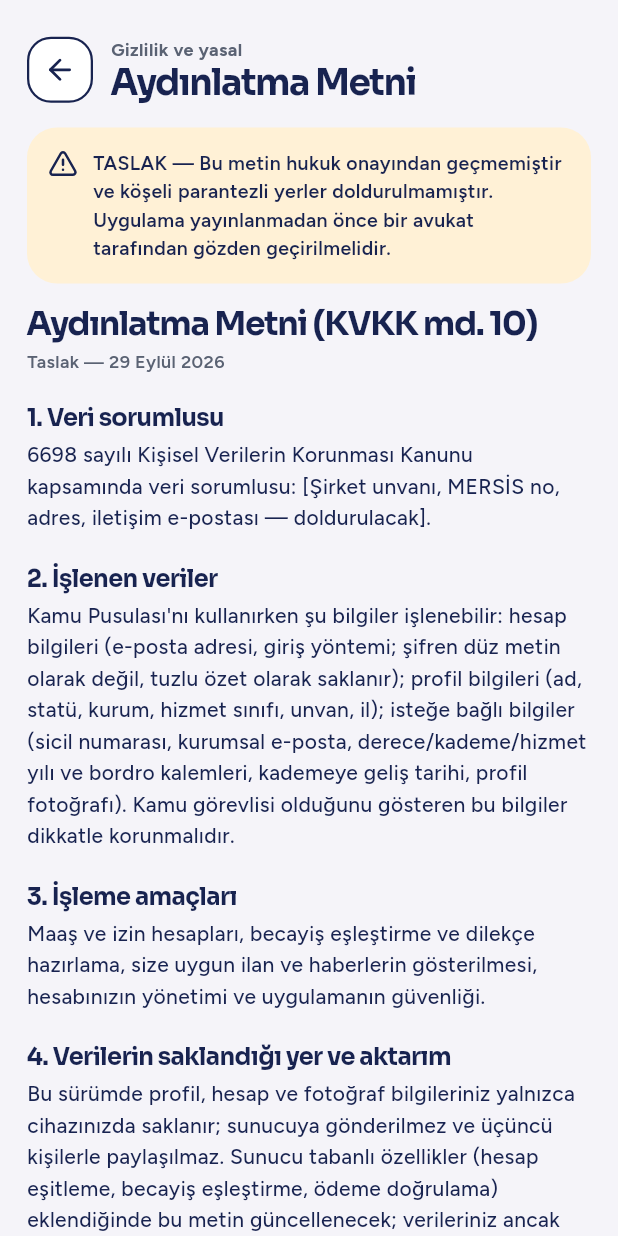
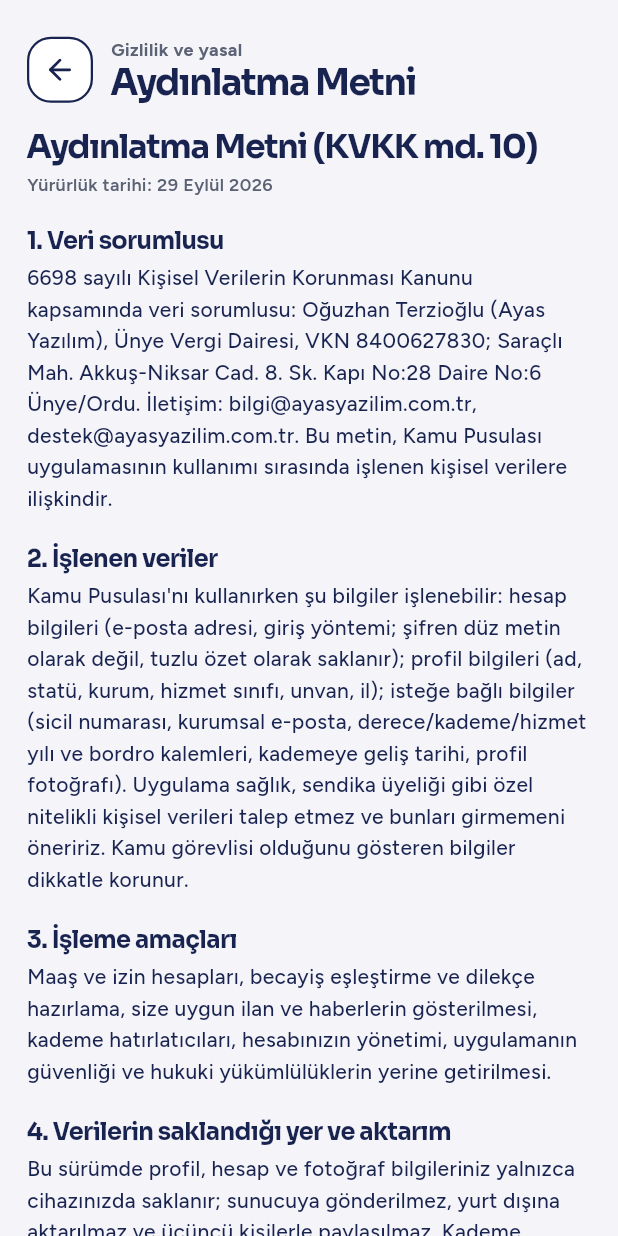
Before and after one commit to oguzhanterzioglu00/claudeproje, a Flutter app: the YasalSayfasi screen opened directly, on a phone screen of 412 x 824 dp. Run offline on Flutter 3.47's test engine with Material 3 defaults, Android fonts, the phone set to English and light mode, and no system bars; our stand-ins replace flutter_local_notifications, image_picker, lucide_icons_flutter, shared_preferences, timezone; accounts and stored records are empty.

Commit message:
Yasal metinler: veri sorumlusu bilgileri ve eksik bölümler dolduruldu
Co-Authored-By: Claude Sonnet 5.5 <noreply@anthropic.com>
Claude-Session: https://claude.ai/code/session_01UKT5aigMj3Davas95ea2A5

```diff
--- a/lib/features/ayarlar/yasal_metinler.dart
+++ b/lib/features/ayarlar/yasal_metinler.dart
@@ -1,5 +1,6 @@
-/// Yasal metin taslakları. **Hukukçu onayından geçmeden yayınlanmamalıdır**: köşeli parantezli
-/// yerler doldurulmalı, metin gerçek veri akışına göre gözden geçirilmelidir.
+/// Yasal metinler (aydınlatma metni, kullanım koşulları). Veri sorumlusu bilgileri
+/// https://www.ayasyazilim.com.tr adresindeki KVKK sayfalarından alınmıştır. Uygulamanın veri akışı
+/// değiştiğinde (sunucu, ödeme, analitik) bu metinler de güncellenmelidir.
 class YasalBolum {
   const YasalBolum(this.baslik, this.metin);
 
@@ -13,70 +14,91 @@ class YasalMetin {
   final String baslik;
   final List<YasalBolum> bolumler;
 
-  /// Taslağın hazırlandığı tarih (gösterilir).
+  /// Son güncelleme tarihi (gösterilir).
   final String guncelleme;
 
-  /// Taslakta doldurulması gereken köşeli parantezli yer tutucuların sayısı.
+  /// Doldurulmamış köşeli parantezli yer tutucuların sayısı (yayında sıfır olmalıdır).
   int get doldurulacakYerSayisi => RegExp(r'\[[^\]]+\]').allMatches(bolumler.map((b) => b.metin).join(' ')).length;
 }
 
 abstract final class YasalMetinler {
+  /// Yalnızca yer tutucu içeren bir metin gösterilirse ([YasalSayfasi.taslak]) kullanılan uyarı.
   static const taslakUyarisi =
       'TASLAK — Bu metin hukuk onayından geçmemiştir ve köşeli parantezli yerler doldurulmamıştır. '
       'Uygulama yayınlanmadan önce bir avukat tarafından gözden geçirilmelidir.';
 
+  /// Veri sorumlusu / hizmet sağlayıcı bilgisi (iki metinde ortak).
+  static const sirketBilgisi =
+      'Oğuzhan Terzioğlu (Ayas Yazılım), Ünye Vergi Dairesi, VKN 8400627830; '
+      'Saraçlı Mah. Akkuş-Niksar Cad. 8. Sk. Kapı No:28 Daire No:6 Ünye/Ordu.';
+
+  static const _iletisim =
+      'E-posta: bilgi@ayasyazilim.com.tr (konu: "KVKK İlgili Kişi Başvurusu"); '
+      'KEP: oguzhan.terzioglu.0@hs01.kep.tr; ya da yukarıdaki adrese yazılı olarak.';
+
   static const aydinlatma = YasalMetin(
     baslik: 'Aydınlatma Metni (KVKK md. 10)',
-    guncelleme: 'Taslak — 29 Eylül 2026',
+    guncelleme: 'Yürürlük tarihi: 29 Eylül 2026',
     bolumler: [
       YasalBolum(
         'Veri sorumlusu',
-        '6698 sayılı Kişisel Verilerin Korunması Kanunu kapsamında veri sorumlusu: [Şirket unvanı, MERSİS no, adres, '
-            'iletişim e-postası — doldurulacak].',
+        '6698 sayılı Kişisel Verilerin Korunması Kanunu kapsamında veri sorumlusu: $sirketBilgisi '
+            'İletişim: bilgi@ayasyazilim.com.tr, destek@ayasyazilim.com.tr. Bu metin, Kamu Pusulası uygulamasının '
+            'kullanımı sırasında işlenen kişisel verilere ilişkindir.',
       ),
       YasalBolum(
         'İşlenen veriler',
         'Kamu Pusulası\'nı kullanırken şu bilgiler işlenebilir: hesap bilgileri (e-posta adresi, giriş yöntemi; şifren '
             'düz metin olarak değil, tuzlu özet olarak saklanır); profil bilgileri (ad, statü, kurum, hizmet sınıfı, unvan, il); '
             'isteğe bağlı bilgiler (sicil numarası, kurumsal e-posta, derece/kademe/hizmet yılı ve bordro kalemleri, kademeye geliş tarihi, profil fotoğrafı). '
-            'Kamu görevlisi olduğunu gösteren bu bilgiler dikkatle korunmalıdır.',
+            'Uygulama sağlık, sendika üyeliği gibi özel nitelikli kişisel verileri talep etmez ve bunları girmemeni öneririz. '
+            'Kamu görevlisi olduğunu gösteren bilgiler dikkatle korunur.',
       ),
       YasalBolum(
         'İşleme amaçları',
         'Maaş ve izin hesapları, becayiş eşleştirme ve dilekçe hazırlama, size uygun ilan ve haberlerin gösterilmesi, '
-            'hesabınızın yönetimi ve uygulamanın güvenliği.',
+            'kademe hatırlatıcıları, hesabınızın yönetimi, uygulamanın güvenliği ve hukuki yükümlülüklerin yerine getirilmesi.',
       ),
       YasalBolum(
         'Verilerin saklandığı yer ve aktarım',
-        'Bu sürümde profil, hesap ve fotoğraf bilgileriniz yalnızca cihazınızda saklanır; sunucuya gönderilmez ve üçüncü '
-            'kişilerle paylaşılmaz. Sunucu tabanlı özellikler (hesap eşitleme, becayiş eşleştirme, ödeme doğrulama) '
-            'eklendiğinde bu metin güncellenecek; verileriniz ancak açık rızanızla ve burada belirtilen amaçlarla aktarılacaktır. '
-            'Yurt dışına aktarım: [Sunucu ve hizmet sağlayıcıların bulunduğu ülkeler — doldurulacak].',
+        'Bu sürümde profil, hesap ve fotoğraf bilgileriniz yalnızca cihazınızda saklanır; sunucuya gönderilmez, yurt '
+            'dışına aktarılmaz ve üçüncü kişilerle paylaşılmaz. Kademe hatırlatıcıları da yalnızca cihazınızda kurulur. '
+            'Sunucu tabanlı özellikler (hesap eşitleme, becayiş eşleştirme, ödeme doğrulama) eklendiğinde bu metin '
+            'güncellenecek ve önceden uygulama içinde duyurulacaktır; verileriniz ancak burada belirtilen amaçlarla, hukuka uygun '
+            'sebeplerle ve gerektiğinde açık rızanızla aktarılacaktır. Kanunen yetkili kurum ve kuruluşlara yasal '
+            'yükümlülük gereği aktarım yapılabilir.',
       ),
       YasalBolum(
         'Hukuki sebep ve toplama yöntemi',
-        'Veriler, uygulamaya sizin girdiğiniz bilgilerle elektronik ortamda toplanır. Hukuki sebepler: sözleşmenin ifası '
-            '(uygulama hizmetinin sunulması), meşru menfaat ve gerektiğinde açık rızanız. [Hukuki sebeplerin veri türüne göre '
-            'ayrıntılandırılması — hukukçu tarafından doldurulacak].',
+        'Veriler, uygulamaya sizin girdiğiniz bilgilerle elektronik ortamda toplanır. Hukuki sebepler (KVKK md. 5/2): '
+            'hesap ve profil bilgileri için sözleşmenin kurulması ve ifası (uygulama hizmetinin sunulması); güvenlik ve '
+            'kötüye kullanımın önlenmesi için veri sorumlusunun meşru menfaati; kanundan doğan yükümlülükler. Cihaz dışına '
+            'aktarım ya da pazarlama iletisi gibi işlemler yalnızca açık rızanızla yapılır.',
+      ),
+      YasalBolum(
+        'Saklama süresi',
+        'Cihazınızdaki veriler siz silene ya da uygulamayı kaldırana kadar saklanır. Uygulama içinden profil bilgilerinizi, '
+            'fotoğrafınızı ve hesabınızı istediğiniz zaman silebilirsiniz. İleride sunucuda tutulacak veriler, işleme amacı ve '
+            'mevzuattaki saklama yükümlülükleri sona erene kadar saklanır, ardından silinir, yok edilir veya anonim hale getirilir.',
       ),
       YasalBolum(
         'Haklarınız (KVKK md. 11)',
         'Verilerinizin işlenip işlenmediğini öğrenme, bilgi talep etme, amacına uygun kullanılıp kullanılmadığını öğrenme, '
             'aktarıldığı kişileri bilme, düzeltme ve silme/yok etme talep etme, itiraz etme ve zararın giderilmesini isteme '
             'haklarına sahipsiniz. Uygulama içinden verilerinizi kopyalayabilir, profil bilgilerinizi ya da hesabınızı silebilirsiniz. '
-            'Başvuru: [iletişim e-postası/adresi — doldurulacak].',
+            'Başvuru: $_iletisim Başvurular talebin niteliğine göre en kısa sürede ve en geç otuz gün içinde sonuçlandırılır.',
       ),
     ],
   );
 
   static const kosullar = YasalMetin(
     baslik: 'Kullanım Koşulları',
-    guncelleme: 'Taslak — 29 Eylül 2026',
+    guncelleme: 'Yürürlük tarihi: 29 Eylül 2026',
     bolumler: [
       YasalBolum(
         'Hizmetin tanımı',
         'Kamu Pusulası, kamu çalışanlarına maaş ve izin hesaplama araçları, mevzuat bilgisi, becayiş eşleştirme, ilan ve haber '
-            'derleme hizmeti sunar. Hizmeti sunan: [Şirket unvanı — doldurulacak].',
+            'derleme hizmeti sunar. Hizmeti sunan: $sirketBilgisi Destek: destek@ayasyazilim.com.tr.',
       ),
       YasalBolum(
         'Bilgilendirme amaçlıdır',
@@ -87,8 +109,9 @@ abstract final class YasalMetinler {
       YasalBolum(
         'Becayiş ve ödeme',
         'Becayiş eşleşmesi, kurumun atamaya yetkili amirinin uygun bulmasına bağlıdır (657 sayılı Kanun md. 73); '
-            'uygulama eşleşme ve iletişim kolaylığı sağlar, atamayı garanti etmez. Ücretli özellikler mağaza (App Store / '
-            'Google Play) üzerinden satın alınır; iade koşulları mağaza kurallarına tabidir. [Ücret, iade ve iptal koşulları — doldurulacak].',
+            'uygulama eşleşme ve iletişim kolaylığı sağlar, atamayı garanti etmez. Ücretli özellikler sunulduğunda mağaza '
+            '(App Store / Google Play) üzerinden satın alınır; ücret satın alma öncesinde mağazada gösterilir. Ödeme, iade ve '
+            'iptal işlemleri mağazanın kurallarına ve 6502 sayılı Tüketicinin Korunması Hakkında Kanun\'a tabidir.',
       ),
       YasalBolum(
         'Kullanıcı yükümlülükleri',
@@ -97,12 +120,16 @@ abstract final class YasalMetinler {
       ),
       YasalBolum(
         'Sorumluluğun sınırı',
-        '[Sorumluluk sınırlamasına ilişkin hükümler — hukukçu tarafından doldurulacak].',
+        'Uygulama bilgilendirme amaçlıdır. Hizmet sağlayıcı, uygulamadaki hesaplama, mevzuat özeti, ilan ve haberlerin '
+            'eksiksiz, hatasız ve güncel olacağını garanti etmez; bu içeriklere dayanılarak yapılan işlemlerden doğan '
+            'dolaylı zararlardan, kanunen sınırlandırılamayan haller (kast ve ağır kusur dahil) ve tüketici mevzuatından '
+            'doğan haklar saklı kalmak üzere sorumlu değildir. Hizmet bakım, güncelleme veya mücbir sebeplerle geçici olarak kesilebilir.',
       ),
       YasalBolum(
         'Değişiklikler ve uygulanacak hukuk',
-        'Koşullar güncellenebilir; önemli değişiklikler uygulama içinde duyurulur. Türk hukuku uygulanır; [yetkili mahkeme/icra '
-            'daireleri — doldurulacak].',
+        'Koşullar güncellenebilir; önemli değişiklikler uygulama içinde duyurulur. Türk hukuku uygulanır. Uyuşmazlıklarda, '
+            'tüketici sıfatıyla yapılan başvurularda 6502 sayılı Kanun uyarınca yetkili tüketici hakem heyetleri ve '
+            'tüketici mahkemeleri, diğer hallerde Ordu (Ünye) mahkemeleri ve icra daireleri yetkilidir.',
       ),
     ],
   );
--- a/lib/features/ayarlar/yasal_sayfasi.dart
+++ b/lib/features/ayarlar/yasal_sayfasi.dart
@@ -6,13 +6,13 @@ import '../../core/tema.dart';
 import '../../core/yukselen.dart';
 import 'yasal_metinler.dart';
 
-/// Yasal metin (aydınlatma metni, kullanım koşulları) okuma sayfası. Taslaksa belirgin uyarı gösterir.
+/// Yasal metin (aydınlatma metni, kullanım koşulları) okuma sayfası. [taslak] doğruysa belirgin uyarı gösterir.
 class YasalSayfasi extends StatelessWidget {
-  const YasalSayfasi({super.key, required this.metin, this.taslak = true});
+  const YasalSayfasi({super.key, required this.metin, this.taslak = false});
 
   final YasalMetin metin;
 
-  /// Onaylı metin yayınlanınca false verilir.
+  /// Yer tutucu içeren bir metin gösteriliyorsa true verilir.
   final bool taslak;
 
   @override
@@ -22,7 +22,8 @@ class YasalSayfasi extends StatelessWidget {
         padding: const EdgeInsets.fromLTRB(18, 24, 18, 32),
         children: [
           Yukselen(
-                  child: GeriBaslik(ustYazi: 'Gizlilik ve yasal', baslik: _kisaBaslik, sag: const SizedBox.shrink())),
+            child: GeriBaslik(ustYazi: 'Gizlilik ve yasal', baslik: _kisaBaslik, sag: const SizedBox.shrink()),
+          ),
           const SizedBox(height: 16),
           if (taslak) ...[
             Semantics(
@@ -37,8 +38,7 @@ class YasalSayfasi extends StatelessWidget {
                     const Icon(LucideIcons.triangleAlert, size: 20, color: PusulaRenk.lacivert),
                     const SizedBox(width: 10),
                     Expanded(
-                          child:
-                              Text(YasalMetinler.taslakUyarisi, style: PusulaYazi.metin(13, agirlik: FontWeight.w600)),
+                      child: Text(YasalMetinler.taslakUyarisi, style: PusulaYazi.metin(13, agirlik: FontWeight.w600)),
                     ),
                   ],
                 ),
@@ -48,16 +48,18 @@ class YasalSayfasi extends StatelessWidget {
           ],
           Text(metin.baslik, style: PusulaYazi.baslik(22, aralik: -0.9)),
           const SizedBox(height: 4),
-              Text(metin.guncelleme, style: PusulaYazi.metin(12, renk: PusulaRenk.soluk, agirlik: FontWeight.w600)),
+          Text(
+            metin.guncelleme,
+            style: PusulaYazi.metin(12, renk: PusulaRenk.soluk, agirlik: FontWeight.w600),
+          ),
           for (var i = 0; i < metin.bolumler.length; i++) ...[
             const SizedBox(height: 20),
-                Text('${i + 1}. ${metin.bolumler[i].baslik}',
-                    style: PusulaYazi.baslik(16, aralik: -0.4, agirlik: FontWeight.w700)),
+            Text(
+              '${i + 1}. ${metin.bolumler[i].baslik}',
+              style: PusulaYazi.baslik(16, aralik: -0.4, agirlik: FontWeight.w700),
+            ),
             const SizedBox(height: 6),
-                Text(
-                  metin.bolumler[i].metin,
-                  style: PusulaYazi.metin(14, agirlik: FontWeight.w500).copyWith(height: 1.5),
-                ),
+            Text(metin.bolumler[i].metin, style: PusulaYazi.metin(14, agirlik: FontWeight.w500).copyWith(height: 1.5)),
           ],
         ],
       ),
```
Also changed, not shown: lib/features/ayarlar/ayarlar_sayfasi.dart (+19 -8 lines), 3 other files. Lines whose indentation alone changed are shown as unchanged.
